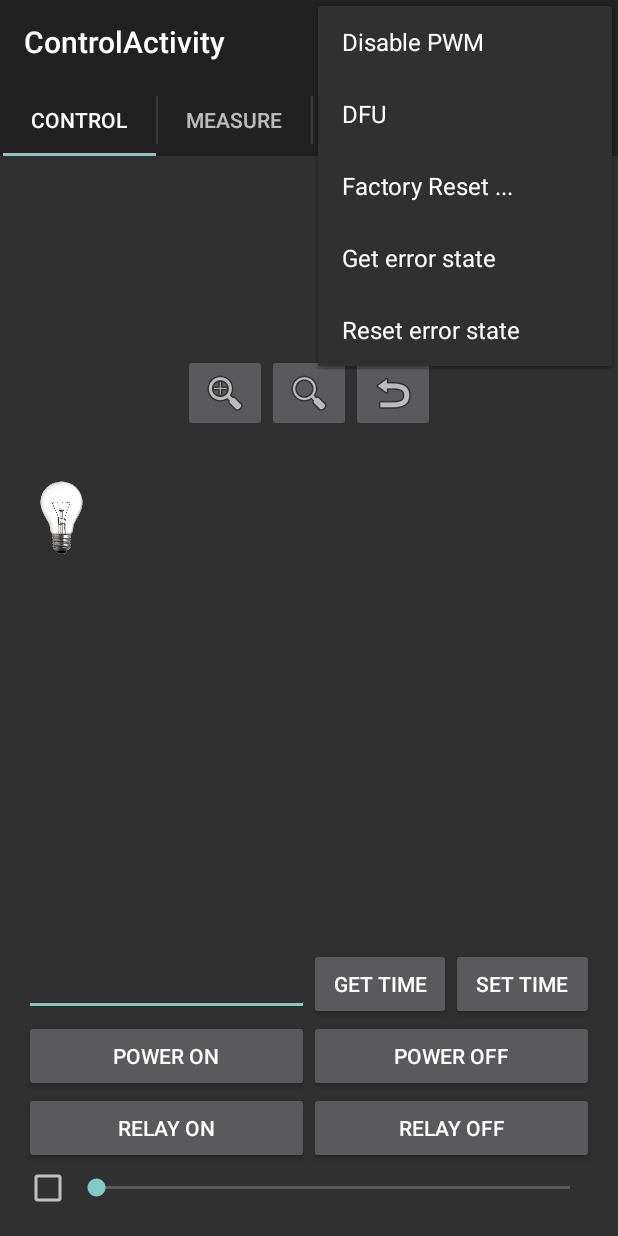
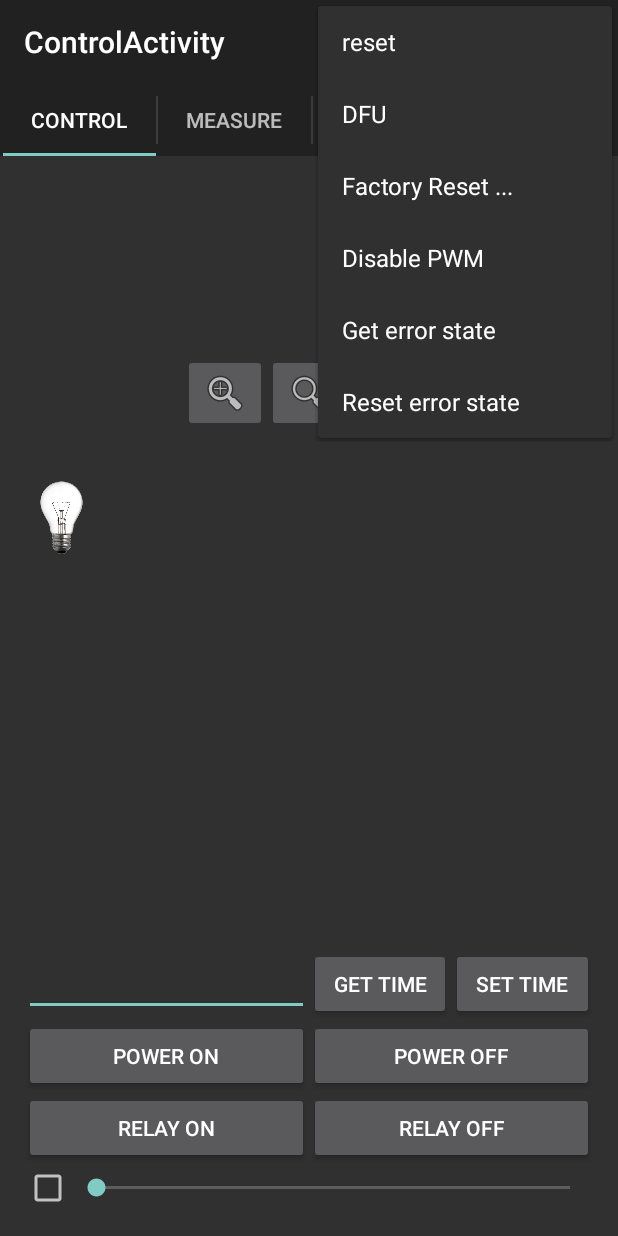
Before and after one commit to crownstone/crownstone-dev, an Android app: the ControlActivity screen opened directly, with no data from a screen before it, with the options menu open, on a phone screen of 412 x 824 dp. Run offline under Robolectric (Android 15) with nearby library versions, the phone set to English and light mode, and no system bars; libraries missing offline, so code that uses them is left out: com.strongloop.android, nl.dobots.bluenet, nl.dobots.loopback, org.achartengine, org.achartengine.chart and 3 more; 141 statements that could not run were skipped.

Commit message:
Added menu item: reset.

```diff
--- a/app/src/main/res/menu/menu_control.xml
+++ b/app/src/main/res/menu/menu_control.xml
@@ -2,9 +2,9 @@
 	  xmlns:app="http://schemas.android.com/apk/res-auto"
 	  xmlns:tools="http://schemas.android.com/tools">
 	<item
-		android:id="@+id/action_pwm"
+		android:id="@+id/action_reset"
 		android:orderInCategory="100"
-		android:title="PWM Enable"
+		android:title="reset"
 		app:showAsAction="never"/>
 
 	<item
@@ -20,6 +20,12 @@
 		app:showAsAction="never"/>
 
 	<item
+		android:id="@+id/action_pwm"
+		android:orderInCategory="100"
+		android:title="PWM Enable"
+		app:showAsAction="never"/>
+
+	<item
 		android:id="@+id/action_errorstate"
 		android:orderInCategory="100"
 		android:title="Get error state"
```
Also changed, not shown: app/src/main/java/nl/dobots/crownstone/gui/control/ControlActivity.java (+19 -0 lines).
